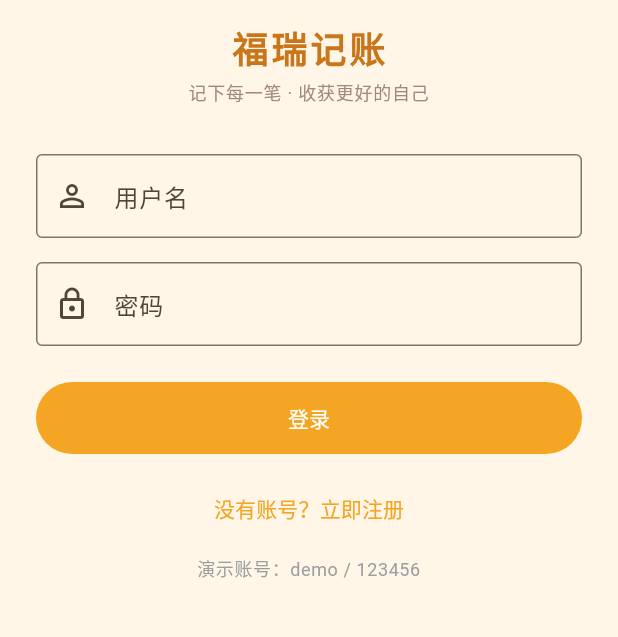
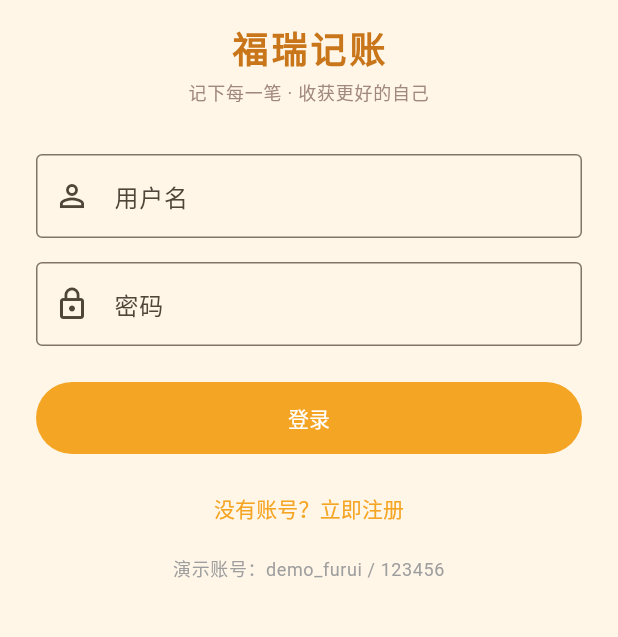
Before and after one commit to kgnb666/furui-bookkeeping, a Flutter app: the screen it shows after launch, on a phone screen of 412 x 824 dp, the part 399-1036 px from its top. Run offline on Flutter 3.47's test engine with Material 3 defaults, Android fonts, the light colour scheme and no system bars; our stand-ins replace file_picker, fl_chart, shared_preferences; accounts and stored records are empty.

Commit message:
fix(frontend): 登录页演示账号提示改为 demo_furui
登录页硬编码的提示是 demo / 123456，但部署环境（腾讯云）的演示账号
由 tool/seed_demo_data.dart 创建，用户名为 demo_furui，照着提示登录会失败。

只改提示文案，不影响登录逻辑。

```diff
--- a/frontend/lib/pages/login_page.dart
+++ b/frontend/lib/pages/login_page.dart
@@ -137,7 +137,8 @@ class _LoginPageState extends State<LoginPage> {
                   ),
                   const SizedBox(height: 8),
                   Text(
-                    '演示账号：demo / 123456',
+                    // 与部署环境一致：种子脚本 tool/seed_demo_data.dart 创建的演示账号
+                    '演示账号：demo_furui / 123456',
                     textAlign: TextAlign.center,
                     style: theme.textTheme.bodySmall?.copyWith(color: Colors.grey.shade500),
                   ),
```
